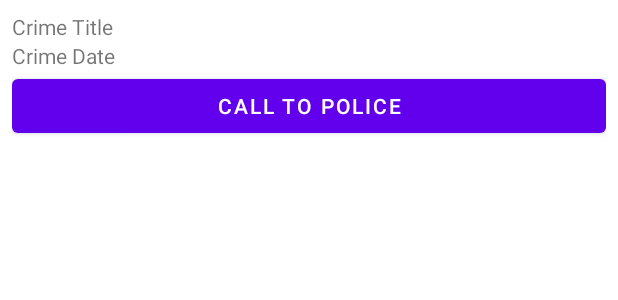
After one commit to dkqa/CriminalIntent, an Android app: the layout list_item_crime_police.xml on its own in the app's theme, with its tools: preview values and no code run, on a phone screen of 412 x 824 dp. The commit adds this screen. Shown: the top 300 px of the screen. Run offline under Robolectric (Android 15) with nearby library versions, the phone set to English and light mode, and no system bars.

Commit message:
Exercise - Chapter 9 - List output and RecyclerView

```diff
--- a/app/src/main/java/com/dkqa/android/criminalintent/Crime.kt
+++ b/app/src/main/java/com/dkqa/android/criminalintent/Crime.kt
@@ -5,6 +5,7 @@ import java.util.*
 class Crime(val id: UUID = UUID.randomUUID(),
             var title: String = "",
             var date: Date = Date(),
-            var isSolved: Boolean = false) {
+            var isSolved: Boolean = false,
+            val requiresPolice: Boolean = Random().nextBoolean()) {
 
 }
--- /dev/null
+++ b/app/src/main/res/layout/list_item_crime_police.xml
@@ -0,0 +1,26 @@
+<?xml version="1.0" encoding="utf-8"?>
+<LinearLayout xmlns:android="http://schemas.android.com/apk/res/android"
+    android:layout_width="match_parent"
+    android:layout_height="wrap_content"
+    android:orientation="vertical"
+    android:padding="8dp">
+
+    <TextView
+        android:id="@+id/crime_title"
+        android:layout_width="match_parent"
+        android:layout_height="wrap_content"
+        android:text="Crime Title" />
+
+    <TextView
+        android:id="@+id/crime_date"
+        android:layout_width="match_parent"
+        android:layout_height="wrap_content"
+        android:text="Crime Date" />
+
+    <Button
+        android:id="@+id/call_to_police_button"
+        android:layout_width="match_parent"
+        android:layout_height="wrap_content"
+        android:text="@string/call_to_police_button"/>
+
+</LinearLayout>
--- a/app/src/main/res/values/strings.xml
+++ b/app/src/main/res/values/strings.xml
@@ -4,4 +4,6 @@
     <string name="crime_title_label">Title</string>
     <string name="crime_details_label">Details</string>
     <string name="crime_solved_label">Solved</string>
+
+    <string name="call_to_police_button">Call to Police</string>
 </resources>
```
Also changed, not shown: app/src/main/java/com/dkqa/android/criminalintent/CrimeListFragment.kt (+31 -4 lines).
